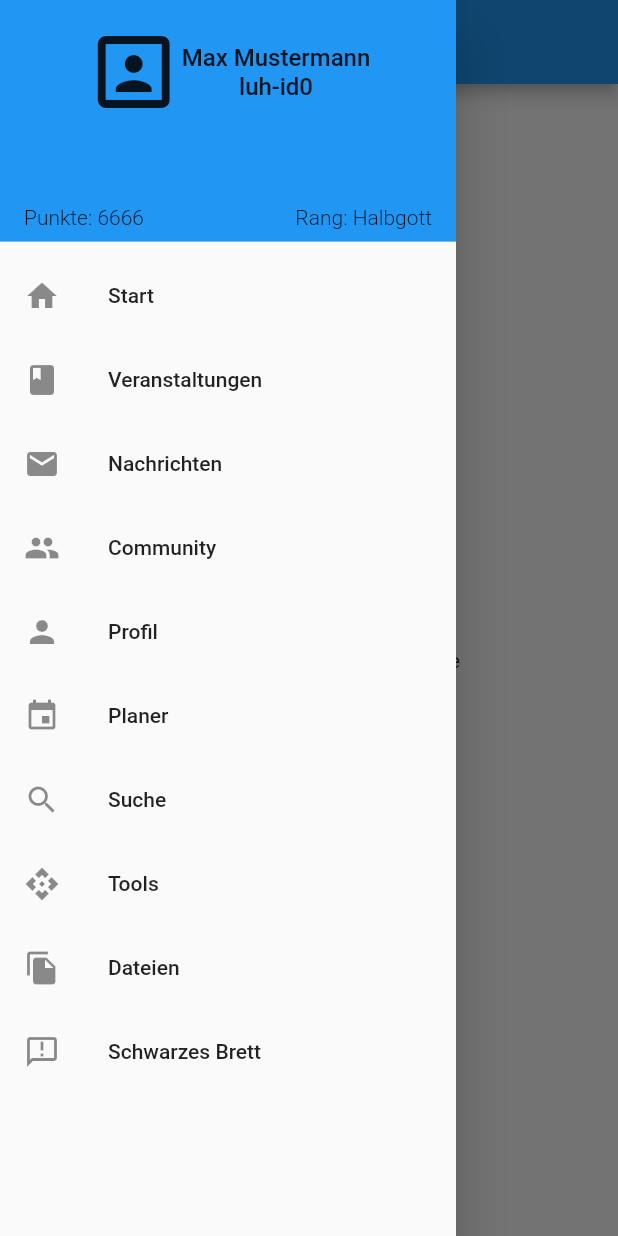
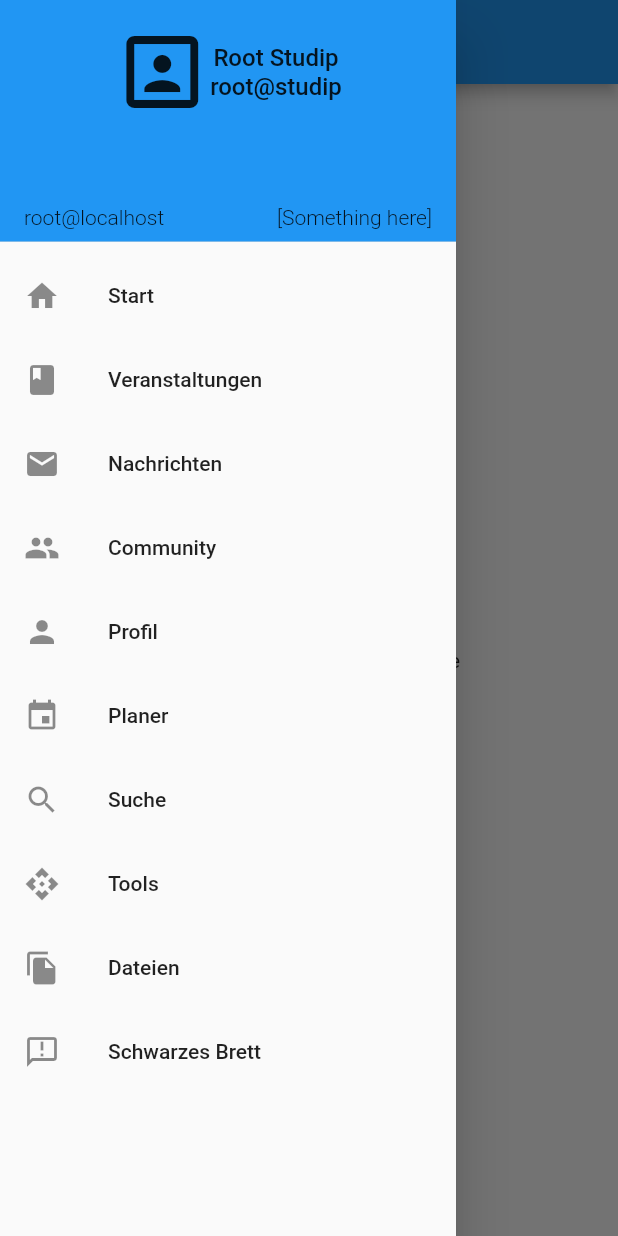
Before and after one commit to jerr-it/compound, a Flutter app: the BlackboardPage screen opened directly, with the side drawer open, on a phone screen of 412 x 824 dp. Run offline on Flutter 3.47's test engine with Material 2 defaults, Android fonts, the phone set to English and light mode, and no system bars.

Commit message:
/user data is now displayed in navdrawers header

```diff
--- a/assets/data/fakedata.json
+++ b/assets/data/fakedata.json
@@ -45,5 +45,29 @@
         "user_id" : "76ed43ef286fb55cf9e41beadb484a9f"
       }
     }
+  },
+  "/user" : {
+    "name" : {
+      "family" : "Studip",
+      "given" : "Root",
+      "formatted" : "Root Studip",
+      "prefix" : "",
+      "username" : "root@studip",
+      "suffix" : ""
+    },
+    "username" : "root@studip",
+    "avatar_normal" : "https://studip.example.org/pictures/user/nobody_normal.png?d=1476444962",
+    "avatar_medium" : "https://studip.example.org/pictures/user/nobody_medium.png?d=1476444962",
+    "email" : "root@localhost",
+    "homepage" : "",
+    "privadr" : "",
+    "phone" : "",
+    "avatar_original" : "https://studip.example.org/pictures/user/nobody_original.png?d=0",
+    "user_id" : "76ed43ef286fb55cf9e41beadb484a9f",
+    "skype" : "",
+    "datafields" : [],
+    "skype_show" : null,
+    "avatar_small" : "https://studip.example.org/pictures/user/nobody_small.png?d=1476444962",
+    "perms" : "root"
   }
 }
--- a/lib/navdrawer/navdrawer.dart
+++ b/lib/navdrawer/navdrawer.dart
@@ -1,3 +1,6 @@
+import 'dart:convert';
+
+import 'package:fludip/net/fakeclient.dart';
 import 'package:flutter/material.dart';
 
 import 'package:fludip/navdrawer/navdrawerheader.dart';
@@ -37,7 +40,29 @@ Route navRoute(Widget page){
   );
 }
 
-class NavDrawer extends StatelessWidget {
+class NavDrawer extends StatefulWidget {
+  @override
+  _NavDrawerState createState() => _NavDrawerState();
+}
+
+class _NavDrawerState extends State<NavDrawer> {
+
+  Map<String, dynamic> _user;
+
+  @override
+  void initState() {
+    _fetchUser();
+    super.initState();
+  }
+
+  void _fetchUser() async {
+    var client = FakeClient();
+    var jsond = await client.doRoute("/user");
+    setState(() {
+      _user = jsonDecode(jsond);
+    });
+  }
+
   @override
   Widget build(BuildContext context) {
     return Drawer(
@@ -45,7 +70,7 @@ class NavDrawer extends StatelessWidget {
           padding: EdgeInsets.zero,
           children: [
             DrawerHeader(
-            child: NavDrawerHeader(),
+              child: NavDrawerHeader(user: _user,),
               decoration: BoxDecoration(
                 color:Colors.blue,
               ),
--- a/lib/navdrawer/navdrawerheader.dart
+++ b/lib/navdrawer/navdrawerheader.dart
@@ -1,8 +1,26 @@
 import 'package:flutter/material.dart';
 
 class NavDrawerHeader extends StatelessWidget {
+  final Map<String, dynamic> _user;
+  NavDrawerHeader({@required user})
+  : _user = user;
+
   @override
   Widget build(BuildContext context) {
+    if (_user == null){
+      return Container(
+        width: double.maxFinite,
+        height: double.maxFinite,
+        child: Text("[Couldn't load user information"),
+      );
+    }
+
+    //TODO rank?
+    //TODO user profile picture instead of icon
+    String formattedName = _user["name"]["formatted"].toString();
+    String username = _user["username"].toString();
+    String email = _user["email"].toString();
+
     return Container(
       width: double.maxFinite,
       height: double.maxFinite,
@@ -16,8 +34,8 @@ class NavDrawerHeader extends StatelessWidget {
                 Icon(Icons.portrait, size: 64,),
                 Column(
                   children: [
-                    Text("Max Mustermann", style: TextStyle(fontSize: 16),),
-                    Text("luh-id0", style: TextStyle(fontSize: 16),)
+                    Text(formattedName, style: TextStyle(fontSize: 16),),
+                    Text(username, style: TextStyle(fontSize: 16),)
                   ],
                 )
               ],
@@ -25,8 +43,8 @@ class NavDrawerHeader extends StatelessWidget {
             Row(
               mainAxisAlignment: MainAxisAlignment.spaceBetween,
               children: [
-                Text("Punkte: 6666", style: TextStyle(fontWeight: FontWeight.w300),),
-                Text("Rang: Halbgott", style: TextStyle(fontWeight: FontWeight.w300),)
+                Text(email, style: TextStyle(fontWeight: FontWeight.w300),),
+                Text("[Something here]", style: TextStyle(fontWeight: FontWeight.w300),)
               ],
             )
           ],
```
Lines whose indentation alone changed are shown as unchanged.
